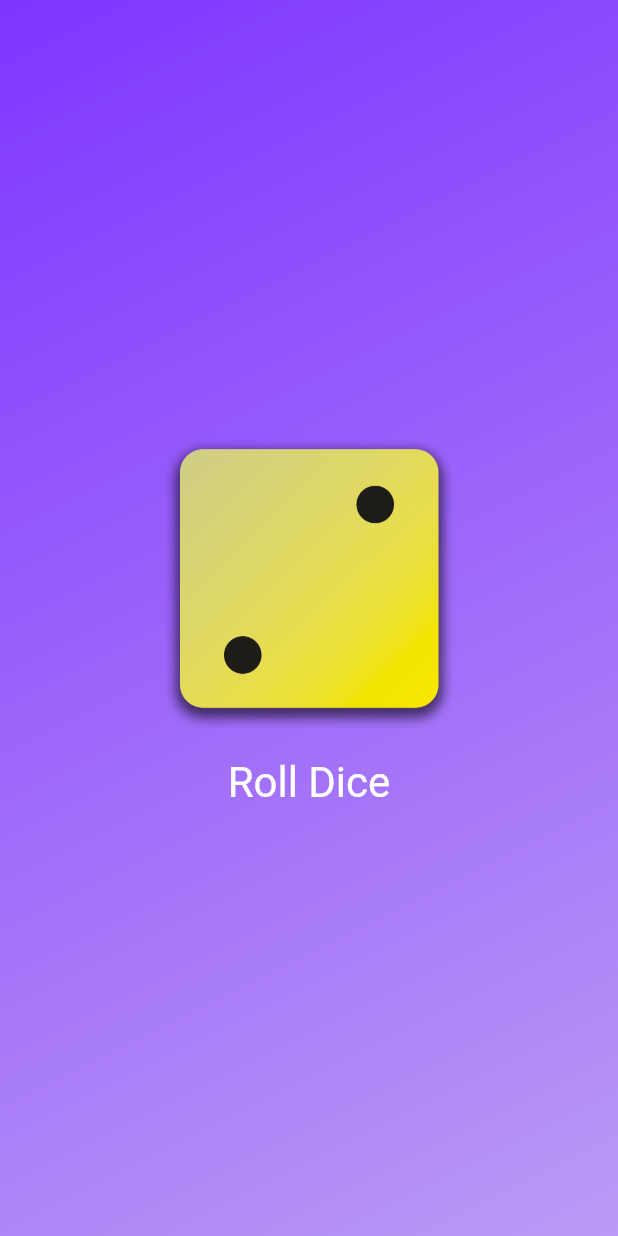
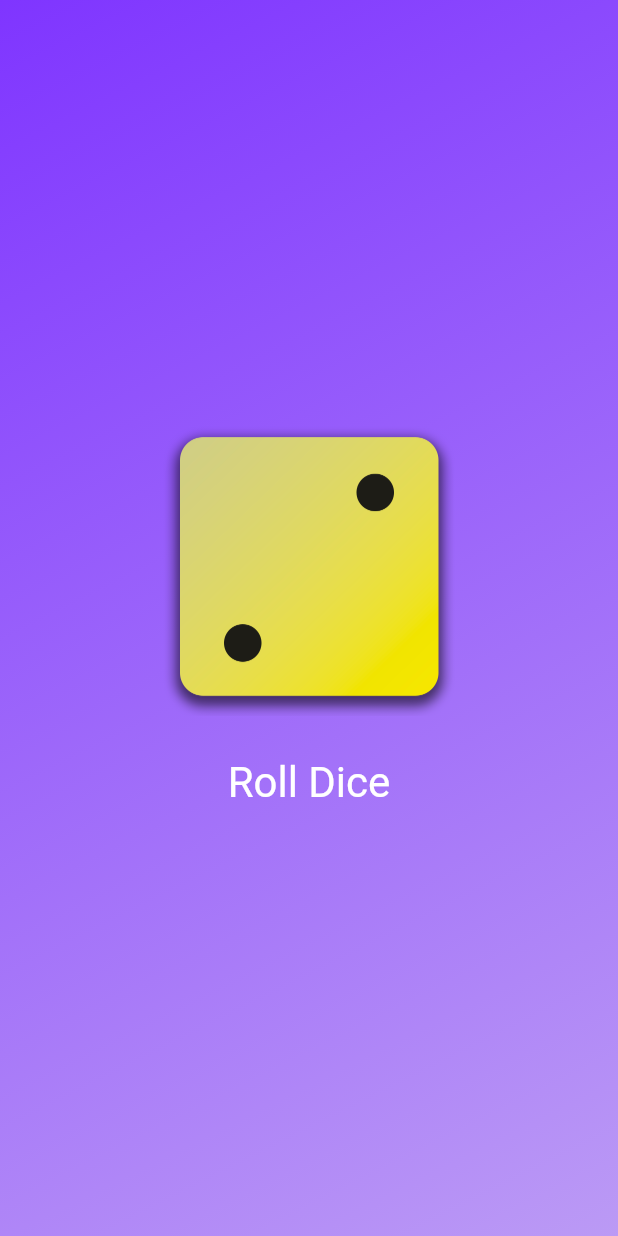
Before and after one commit to ByeolNabi/flutter_study, a Flutter app: the screen it shows after launch, on a phone screen of 412 x 824 dp. Run offline on Flutter 3.47's test engine with Material 3 defaults, Android fonts, the phone set to English and light mode, and no system bars.

Commit message:
add padding with SizedBox

```diff
--- a/lib/gradient_container.dart
+++ b/lib/gradient_container.dart
@@ -38,12 +38,13 @@ class GradientContainer extends StatelessWidget {
               'assets/images/dice-2.png',
               width: 200,
             ),
+            const SizedBox(height:20), // 이처럼 사이즈박스를 사용하면 text와 homing박스가 자동을 맞춰진다.
             TextButton(
               onPressed: rollDice,
               style: TextButton.styleFrom(
-                padding: const EdgeInsets.only( // padding을 줄 때는 only를 사용
-                  top: 20,
-                ),
+                // padding: const EdgeInsets.only( // padding을 줄 때는 only를 사용
+                //   top: 20,
+                // ),
                 foregroundColor: Colors.white,
                 textStyle: const TextStyle(
                   fontSize: 28,
```
